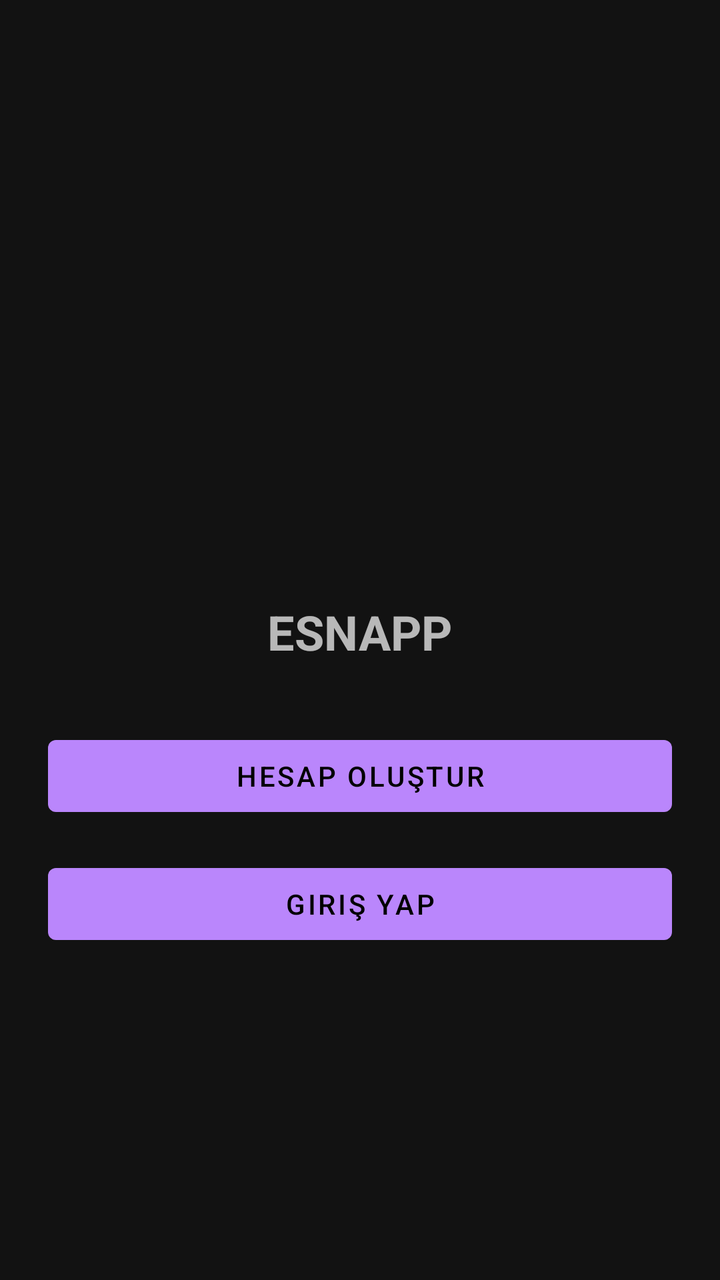
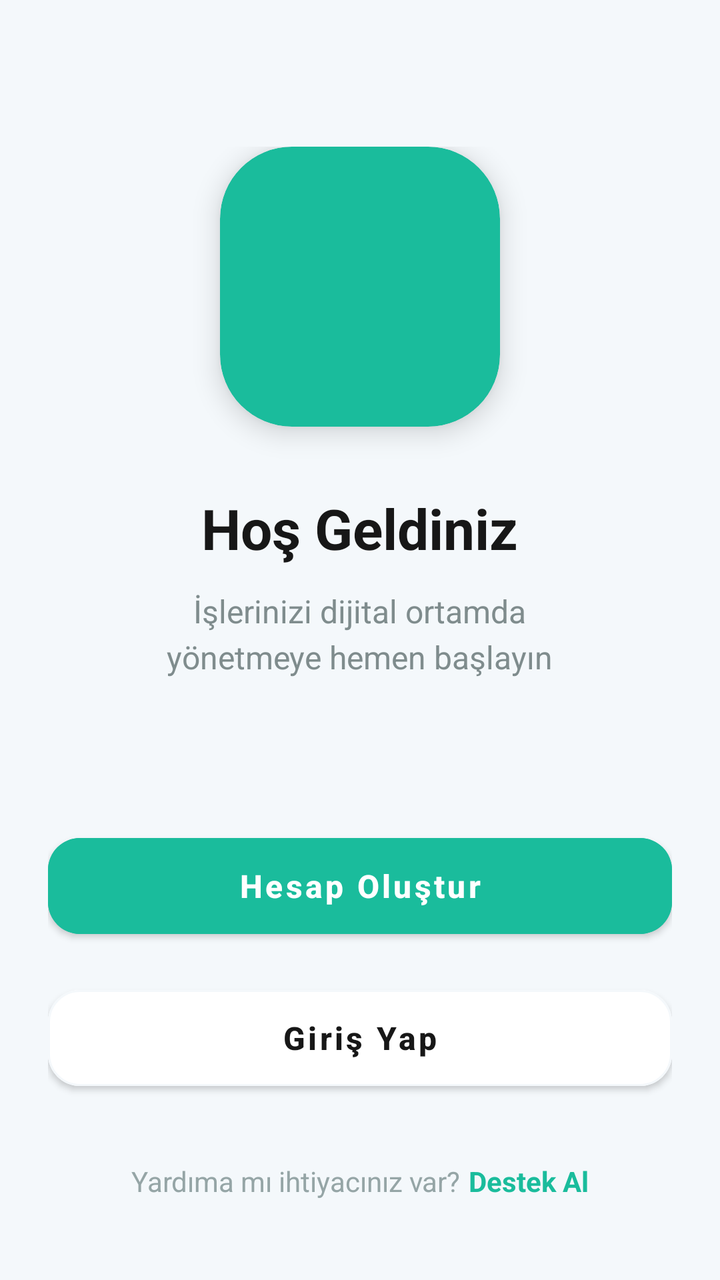

Before-and-after screenshots of an Android layout around one commit, followed by the original layout XML and the change that was made.
<!-- AndroidManifest.xml: application theme Theme.MaterialComponents.NoActionBar -->
<!-- res/layout/activity_merchant_login.xml -->
<?xml version="1.0" encoding="utf-8"?>
<LinearLayout xmlns:android="http://schemas.android.com/apk/res/android"
    android:orientation="vertical"
    android:gravity="center"
    android:padding="24dp"
    android:layout_width="match_parent"
    android:layout_height="match_parent"
    android:fitsSystemWindows="true">

    <ImageView
        android:id="@+id/imgLogo"
        android:layout_width="120dp"
        android:layout_height="120dp"
        android:src="@mipmap/ic_launcher"
        android:contentDescription="@string/app_name" />

    <TextView
        android:layout_marginTop="16dp"
        android:layout_width="wrap_content"
        android:layout_height="wrap_content"
        android:text="@string/login_title"
        android:textSize="24sp"
        android:textStyle="bold" />

    <Button
        android:id="@+id/btnCreateAccount"
        android:layout_marginTop="32dp"
        android:layout_width="match_parent"
        android:layout_height="wrap_content"
        android:text="@string/login_button_create_account" />

    <Button
        android:id="@+id/btnLogin"
        android:layout_marginTop="16dp"
        android:layout_width="match_parent"
        android:layout_height="wrap_content"
        android:text="@string/login_button_sign_in" />
</LinearLayout>
<!-- resources referenced by this layout -->
<resources>
  <!-- mipmap ic_launcher (mipmap-anydpi-v26) -->
  <?xml version="1.0" encoding="utf-8"?>
  <adaptive-icon xmlns:android="http://schemas.android.com/apk/res/android">
      <background android:drawable="@drawable/ic_launcher_background"/>
      <foreground android:drawable="@mipmap/ic_launcher_foreground"/>
  </adaptive-icon>
  <string name="app_name">EsnApp</string>
  <string name="login_button_create_account">Hesap Oluştur</string>
  <string name="login_button_sign_in">Giriş Yap</string>
  <string name="login_title">ESNAPP</string>
  <!-- drawable ic_launcher_background: vector/xml drawable (drawable, 4866 chars, omitted) -->
</resources>

<!-- the commit's change to res/layout/activity_merchant_login.xml (unified diff, before → after) -->
@@ -1,38 +1,129 @@
 <?xml version="1.0" encoding="utf-8"?>
-<LinearLayout xmlns:android="http://schemas.android.com/apk/res/android"
-    android:orientation="vertical"
-    android:gravity="center"
-    android:padding="24dp"
+<androidx.constraintlayout.widget.ConstraintLayout
+    xmlns:android="http://schemas.android.com/apk/res/android"
+    xmlns:app="http://schemas.android.com/apk/res-auto"
+    xmlns:tools="http://schemas.android.com/tools"
     android:layout_width="match_parent"
     android:layout_height="match_parent"
-    android:fitsSystemWindows="true">
+    android:background="#F4F8FB"
+    android:fitsSystemWindows="true"
+    android:padding="24dp">
 
-    <ImageView
-        android:id="@+id/imgLogo"
-        android:layout_width="120dp"
-        android:layout_height="120dp"
-        android:src="@mipmap/ic_launcher"
-        android:contentDescription="@string/app_name" />
+    <LinearLayout
+        android:id="@+id/topContainer"
+        android:layout_width="match_parent"
+        android:layout_height="wrap_content"
+        android:gravity="center"
+        android:orientation="vertical"
+        app:layout_constraintBottom_toTopOf="@+id/buttonsContainer"
+        app:layout_constraintTop_toTopOf="parent"
+        app:layout_constraintVertical_bias="0.4">
 
-    <TextView
-        android:layout_marginTop="16dp"
+        
+        <androidx.cardview.widget.CardView
+            android:layout_width="140dp"
+            android:layout_height="140dp"
+            app:cardBackgroundColor="#1ABC9C"
+            app:cardCornerRadius="36dp"
+            app:cardElevation="8dp">
+
+            <ImageView
+                android:id="@+id/imgLogo"
+                android:layout_width="80dp"
+                android:layout_height="80dp"
+                android:layout_gravity="center"
+                android:contentDescription="@string/app_name"
+                android:src="@mipmap/ic_launcher" />
+        </androidx.cardview.widget.CardView>
+
+        <TextView
+            android:layout_width="wrap_content"
+            android:layout_height="wrap_content"
+            android:layout_marginTop="32dp"
+            android:text="@string/login_welcome_title"
+            android:textColor="#171717"
+            android:textSize="28sp"
+            android:textStyle="bold" />
+
+        <TextView
+            android:layout_width="wrap_content"
+            android:layout_height="wrap_content"
+            android:layout_marginTop="12dp"
+            android:gravity="center"
+            android:lineSpacingExtra="4dp"
+            android:text="@string/login_welcome_subtitle"
+            android:textColor="#7F8C8D"
+            android:textSize="16sp" />
+
+    </LinearLayout>
+
+    <LinearLayout
+        android:id="@+id/buttonsContainer"
+        android:layout_width="match_parent"
+        android:layout_height="wrap_content"
+        android:layout_marginBottom="32dp"
+        android:orientation="vertical"
+        app:layout_constraintBottom_toTopOf="@+id/footerLayout">
+
+        <com.google.android.material.button.MaterialButton
+            android:id="@+id/btnCreateAccount"
+            android:layout_width="match_parent"
+            android:layout_height="60dp"
+            android:layout_marginBottom="16dp"
+            android:backgroundTint="#1ABC9C"
+            android:text="@string/login_button_create_account"
+            android:textAllCaps="false"
+            android:textColor="@android:color/white"
+            android:textSize="16sp"
+            android:textStyle="bold"
+            app:cornerRadius="16dp"
+            app:elevation="4dp" />
+
+        <com.google.android.material.button.MaterialButton
+            android:id="@+id/btnLogin"
+            android:layout_width="match_parent"
+            android:layout_height="60dp"
+            android:backgroundTint="@android:color/white"
+            android:text="@string/login_button_sign_in"
+            android:textAllCaps="false"
+            android:textColor="#171717"
+            android:textSize="16sp"
+            android:textStyle="bold"
+            app:cornerRadius="16dp"
+            app:elevation="2dp"
+            app:strokeColor="#F4F8FB"
+            app:strokeWidth="1dp" />
+
+    </LinearLayout>
+
+    <LinearLayout
+        android:id="@+id/footerLayout"
         android:layout_width="wrap_content"
         android:layout_height="wrap_content"
-        android:text="@string/login_title"
-        android:textSize="24sp"
-        android:textStyle="bold" />
+        android:layout_marginBottom="16dp"
+        android:orientation="horizontal"
+        app:layout_constraintBottom_toBottomOf="parent"
+        app:layout_constraintEnd_toEndOf="parent"
+        app:layout_constraintStart_toStartOf="parent">
 
-    <Button
-        android:id="@+id/btnCreateAccount"
-        android:layout_marginTop="32dp"
-        android:layout_width="match_parent"
-        android:layout_height="wrap_content"
-        android:text="@string/login_button_create_account" />
+        <TextView
+            android:layout_width="wrap_content"
+            android:layout_height="wrap_content"
+            android:text="@string/login_footer_help"
+            android:textColor="#95A5A6"
+            android:textSize="14sp" />
 
-    <Button
-        android:id="@+id/btnLogin"
-        android:layout_marginTop="16dp"
-        android:layout_width="match_parent"
-        android:layout_height="wrap_content"
-        android:text="@string/login_button_sign_in" />
-</LinearLayout>
+        <TextView
+            android:id="@+id/txtSupport"
+            android:layout_width="wrap_content"
+            android:layout_height="wrap_content"
+            android:layout_marginStart="4dp"
+            android:clickable="true"
+            android:foreground="?android:attr/selectableItemBackground"
+            android:text="@string/login_footer_support"
+            android:textColor="#1ABC9C"
+            android:textStyle="bold"
+            android:textSize="14sp" />
+    </LinearLayout>
+
+</androidx.constraintlayout.widget.ConstraintLayout>
<!-- resource entries referenced after the edit -->
@@ -9,7 +9,10 @@
   <string name="app_name">EsnApp</string>
   <string name="login_button_create_account">Hesap Oluştur</string>
   <string name="login_button_sign_in">Giriş Yap</string>
-  <string name="login_title">ESNAPP</string>
+  <string name="login_footer_help">Yardıma mı ihtiyacınız var?</string>
+  <string name="login_footer_support">Destek Al</string>
+  <string name="login_welcome_subtitle">İşlerinizi dijital ortamda\nyönetmeye hemen başlayın</string>
+  <string name="login_welcome_title">Hoş Geldiniz</string>
   <!-- drawable ic_launcher_background: vector/xml drawable (drawable, 4866 chars, omitted) -->
 </resources>
 
